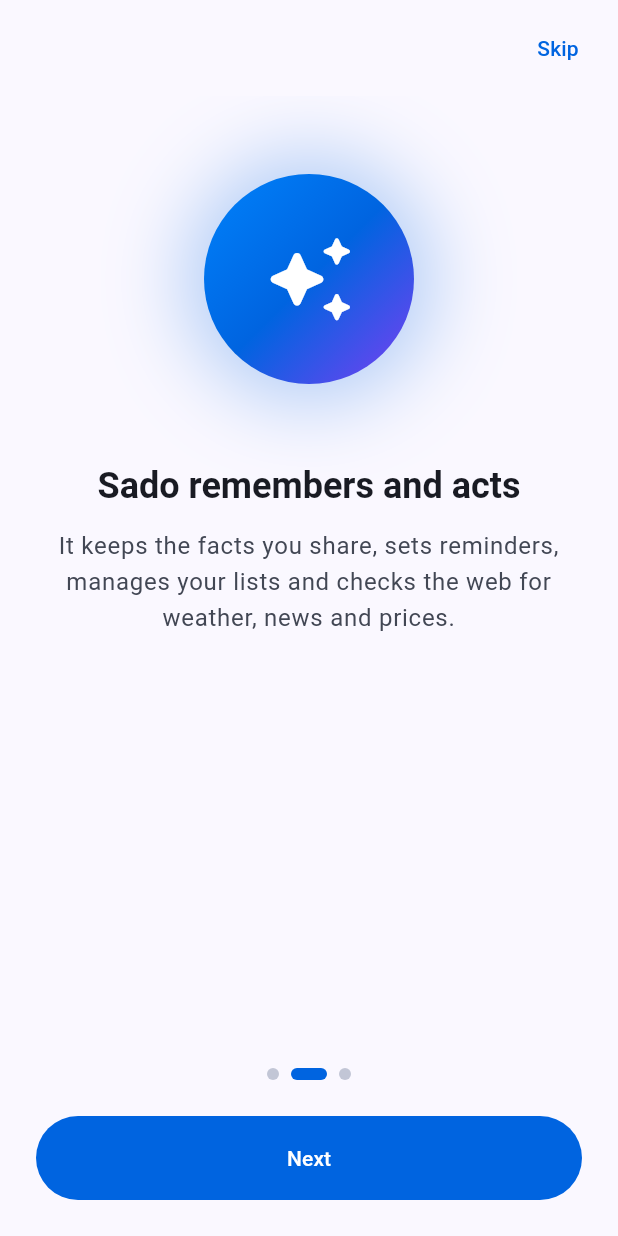
After one commit to Bek1308/Sado, a Flutter app: the screen it shows after launch, swiped to page 2, on a phone screen of 412 x 824 dp. The commit adds this screen. Run offline on Flutter 3.47's test engine with Material 3 defaults, Android fonts, the phone set to English and light mode, and no system bars; our stand-ins replace audioplayers, dio, flutter_riverpod, go_router, image_picker, shared_preferences; missing offline and left inert: record.

Commit message:
feat(mobile): a three-page introduction on first launch
Language, memory and actions, and document help are introduced once; the
choice is kept on the device so returning users go straight to Sado.

```diff
--- a/mobile/lib/core/router/app_router.dart
+++ b/mobile/lib/core/router/app_router.dart
@@ -2,14 +2,24 @@ import 'package:flutter_riverpod/flutter_riverpod.dart';
 import 'package:go_router/go_router.dart';
 import 'package:sado/features/home/presentation/pages/home_page.dart';
 import 'package:sado/features/memory/presentation/pages/memories_page.dart';
+import 'package:sado/features/onboarding/presentation/pages/onboarding_page.dart';
+import 'package:sado/features/onboarding/presentation/providers/onboarding_providers.dart';
 
 abstract final class AppRoutes {
   static const home = '/';
   static const memories = '/memories';
+  static const welcome = '/welcome';
 }
 
 final appRouterProvider = Provider<GoRouter>(
   (ref) => GoRouter(
+    redirect: (context, state) {
+      final onWelcome = state.matchedLocation == AppRoutes.welcome;
+      if (!ref.read(onboardingDoneProvider) && !onWelcome) {
+        return AppRoutes.welcome;
+      }
+      return null;
+    },
     routes: [
       GoRoute(
         path: AppRoutes.home,
@@ -19,6 +29,10 @@ final appRouterProvider = Provider<GoRouter>(
         path: AppRoutes.memories,
         builder: (context, state) => const MemoriesPage(),
       ),
+      GoRoute(
+        path: AppRoutes.welcome,
+        builder: (context, state) => const OnboardingPage(),
+      ),
     ],
   ),
 );
--- /dev/null
+++ b/mobile/lib/core/storage/preferences.dart
@@ -0,0 +1,8 @@
+import 'package:flutter_riverpod/flutter_riverpod.dart';
+import 'package:shared_preferences/shared_preferences.dart';
+
+/// Small settings that live on the device. Loaded once in `main`, so the
+/// first frame can already read them.
+final sharedPreferencesProvider = Provider<SharedPreferences>(
+  (ref) => throw UnimplementedError('Overridden in main()'),
+);
--- /dev/null
+++ b/mobile/lib/features/onboarding/presentation/pages/onboarding_page.dart
@@ -0,0 +1,207 @@
+import 'package:flutter/material.dart';
+import 'package:flutter_riverpod/flutter_riverpod.dart';
+import 'package:go_router/go_router.dart';
+import 'package:sado/core/router/app_router.dart';
+import 'package:sado/core/theme/app_spacing.dart';
+import 'package:sado/core/theme/app_theme.dart';
+import 'package:sado/features/conversation/presentation/widgets/sado_face.dart';
+import 'package:sado/features/onboarding/presentation/providers/onboarding_providers.dart';
+
+/// A three-page introduction shown once, before the first conversation.
+class OnboardingPage extends ConsumerStatefulWidget {
+  const OnboardingPage({super.key});
+
+  @override
+  ConsumerState<OnboardingPage> createState() => _OnboardingPageState();
+}
+
+class _OnboardingPageState extends ConsumerState<OnboardingPage> {
+  static const _pageTurn = Duration(milliseconds: 350);
+
+  final _pages = PageController();
+  int _index = 0;
+
+  static const _slides = [
+    _Slide(
+      art: SadoFace(size: 160),
+      title: 'Talk in your own language',
+      body:
+          'Tajik, Uzbek, Russian or English. Just speak — Sado works out '
+          'which language you used and answers in it.',
+    ),
+    _Slide(
+      art: _IconArt(Icons.auto_awesome_rounded),
+      title: 'Sado remembers and acts',
+      body:
+          'It keeps the facts you share, sets reminders, manages your lists '
+          'and checks the web for weather, news and prices.',
+    ),
+    _Slide(
+      art: _IconArt(Icons.document_scanner_outlined),
+      title: 'Any paper, explained',
+      body:
+          'Photograph a letter or share a PDF. Sado tells you what it is, '
+          'what it asks of you and by when.',
+    ),
+  ];
+
+  bool get _onLastPage => _index == _slides.length - 1;
+
+  @override
+  void dispose() {
+    _pages.dispose();
+    super.dispose();
+  }
+
+  Future<void> _finish() async {
+    await ref.read(onboardingDoneProvider.notifier).finish();
+    if (mounted) context.go(AppRoutes.home);
+  }
+
+  Future<void> _next() => _onLastPage
+      ? _finish()
+      : _pages.nextPage(duration: _pageTurn, curve: Curves.easeOutCubic);
+
+  @override
+  Widget build(BuildContext context) {
+    final colors = Theme.of(context).colorScheme;
+
+    return Scaffold(
+      body: SafeArea(
+        child: Center(
+          child: ConstrainedBox(
+            constraints: const BoxConstraints(
+              maxWidth: AppLayout.maxContentWidth,
+            ),
+            child: Column(
+              children: [
+                Align(
+                  alignment: Alignment.centerRight,
+                  child: Padding(
+                    padding: const EdgeInsets.all(AppSpacing.sm),
+                    child: AnimatedOpacity(
+                      opacity: _onLastPage ? 0 : 1,
+                      duration: _pageTurn,
+                      child: TextButton(
+                        onPressed: _onLastPage ? null : _finish,
+                        child: const Text('Skip'),
+                      ),
+                    ),
+                  ),
+                ),
+                Expanded(
+                  child: PageView(
+                    controller: _pages,
+                    onPageChanged: (index) => setState(() => _index = index),
+                    children: _slides,
+                  ),
+                ),
+                Row(
+                  mainAxisAlignment: MainAxisAlignment.center,
+                  spacing: AppSpacing.sm,
+                  children: [
+                    for (var dot = 0; dot < _slides.length; dot++)
+                      AnimatedContainer(
+                        duration: _pageTurn,
+                        width: dot == _index ? 24 : 8,
+                        height: 8,
+                        decoration: BoxDecoration(
+                          color: dot == _index
+                              ? colors.primary
+                              : colors.outlineVariant,
+                          borderRadius: BorderRadius.circular(4),
+                        ),
+                      ),
+                  ],
+                ),
+                Padding(
+                  padding: const EdgeInsets.all(AppSpacing.xl),
+                  child: SizedBox(
+                    width: double.infinity,
+                    height: 56,
+                    child: FilledButton(
+                      onPressed: _next,
+                      child: Text(_onLastPage ? 'Start talking' : 'Next'),
+                    ),
+                  ),
+                ),
+              ],
+            ),
+          ),
+        ),
+      ),
+    );
+  }
+}
+
+class _Slide extends StatelessWidget {
+  const _Slide({required this.art, required this.title, required this.body});
+
+  final Widget art;
+  final String title;
+  final String body;
+
+  @override
+  Widget build(BuildContext context) {
+    final theme = Theme.of(context);
+
+    return SingleChildScrollView(
+      padding: const EdgeInsets.symmetric(horizontal: AppSpacing.xxl),
+      child: Column(
+        children: [
+          const SizedBox(height: AppSpacing.xxl),
+          SizedBox(height: 180, child: Center(child: art)),
+          const SizedBox(height: AppSpacing.xxl),
+          Text(
+            title,
+            style: theme.textTheme.headlineSmall?.copyWith(
+              fontWeight: FontWeight.w600,
+            ),
+            textAlign: TextAlign.center,
+          ),
+          const SizedBox(height: AppSpacing.md),
+          Text(
+            body,
+            style: theme.textTheme.bodyLarge?.copyWith(
+              color: theme.colorScheme.onSurfaceVariant,
+            ),
+            textAlign: TextAlign.center,
+          ),
+        ],
+      ),
+    );
+  }
+}
+
+/// A brand-coloured disc carrying one icon, matching Sado's orb.
+class _IconArt extends StatelessWidget {
+  const _IconArt(this.icon);
+
+  final IconData icon;
+
+  static const _size = 140.0;
+
+  @override
+  Widget build(BuildContext context) {
+    return Container(
+      width: _size,
+      height: _size,
+      decoration: BoxDecoration(
+        shape: BoxShape.circle,
+        gradient: const LinearGradient(
+          begin: Alignment.topLeft,
+          end: Alignment.bottomRight,
+          colors: AppTheme.brandGradient,
+        ),
+        boxShadow: [
+          BoxShadow(
+            color: AppTheme.brandGradient[1].withValues(alpha: 0.3),
+            blurRadius: _size / 3,
+            spreadRadius: _size / 12,
+          ),
+        ],
+      ),
+      child: Icon(icon, size: _size / 2.2, color: Colors.white),
+    );
+  }
+}
--- /dev/null
+++ b/mobile/lib/features/onboarding/presentation/providers/onboarding_providers.dart
@@ -0,0 +1,19 @@
+import 'package:flutter_riverpod/flutter_riverpod.dart';
+import 'package:sado/core/storage/preferences.dart';
+
+final onboardingDoneProvider = NotifierProvider<OnboardingDone, bool>(
+  OnboardingDone.new,
+);
+
+/// Whether the user has seen the introduction; it is shown once per install.
+class OnboardingDone extends Notifier<bool> {
+  static const _key = 'onboarding_done';
+
+  @override
+  bool build() => ref.watch(sharedPreferencesProvider).getBool(_key) ?? false;
+
+  Future<void> finish() async {
+    state = true;
+    await ref.read(sharedPreferencesProvider).setBool(_key, true);
+  }
+}
--- a/mobile/lib/main.dart
+++ b/mobile/lib/main.dart
@@ -1,7 +1,16 @@
 import 'package:flutter/material.dart';
 import 'package:flutter_riverpod/flutter_riverpod.dart';
 import 'package:sado/app.dart';
+import 'package:sado/core/storage/preferences.dart';
+import 'package:shared_preferences/shared_preferences.dart';
 
-void main() {
-  runApp(const ProviderScope(child: SadoApp()));
+Future<void> main() async {
+  WidgetsFlutterBinding.ensureInitialized();
+  final preferences = await SharedPreferences.getInstance();
+  runApp(
+    ProviderScope(
+      overrides: [sharedPreferencesProvider.overrideWithValue(preferences)],
+      child: const SadoApp(),
+    ),
+  );
 }
--- a/mobile/pubspec.yaml
+++ b/mobile/pubspec.yaml
@@ -16,6 +16,7 @@ dependencies:
   image_picker: ^1.2.4
   path_provider: ^2.1.6
   record: ^7.1.2
+  shared_preferences: ^2.5.6
 
 dev_dependencies:
   flutter_test:
```
Also changed, not shown: mobile/pubspec.lock, 1 other file.
